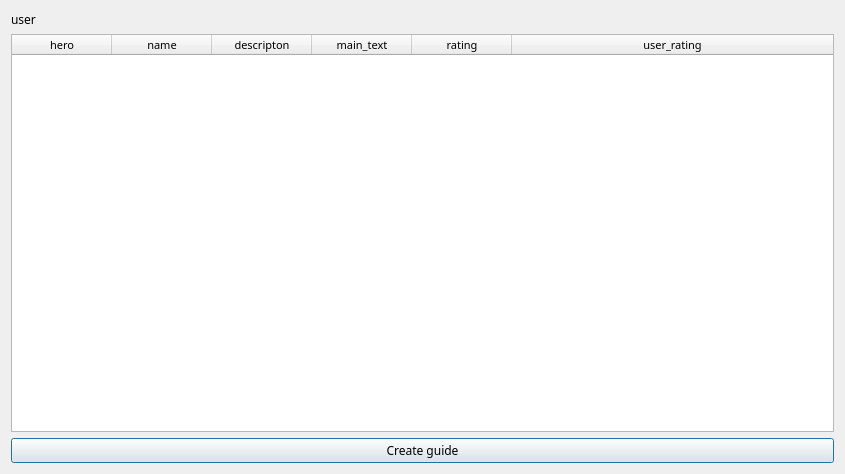
Above: ui/guide.ui from VPirog/DotaDatabase before the change. Below: the same form after it.
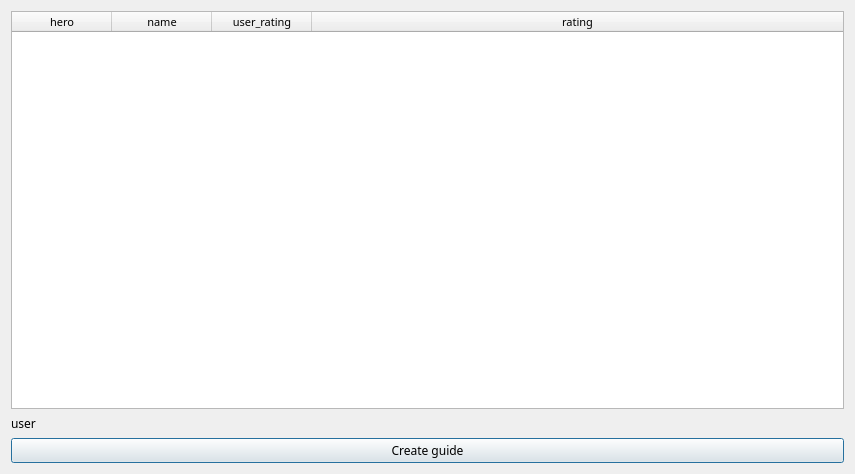
That is the form after the change.

Commit message: guide create window(now working)

```diff
--- a/ui/guide.ui
+++ b/ui/guide.ui
@@ -14,27 +14,12 @@
    <string>Dialog</string>
   </property>
   <layout class="QVBoxLayout" name="verticalLayout">
-   <item>
-    <widget class="QLabel" name="user_name_label">
-     <property name="font">
-      <font>
-       <family>Unbounded</family>
-      </font>
-     </property>
-     <property name="cursor">
-      <cursorShape>ArrowCursor</cursorShape>
-     </property>
-     <property name="text">
-      <string>user</string>
-     </property>
-    </widget>
-   </item>
    <item>
     <widget class="QTableWidget" name="guide_table">
      <property name="minimumSize">
       <size>
-       <width>823</width>
-       <height>389</height>
+       <width>833</width>
+       <height>390</height>
       </size>
      </property>
      <property name="font">
@@ -77,26 +62,31 @@
        <string>name</string>
       </property>
      </column>
-     <column>
-      <property name="text">
-       <string>descripton</string>
-      </property>
-     </column>
-     <column>
-      <property name="text">
-       <string>main_text</string>
-      </property>
-     </column>
-     <column>
-      <property name="text">
-       <string>rating</string>
-      </property>
-     </column>
      <column>
       <property name="text">
        <string>user_rating</string>
       </property>
      </column>
+     <column>
+      <property name="text">
+       <string>rating</string>
+      </property>
+     </column>
+    </widget>
+   </item>
+   <item>
+    <widget class="QLabel" name="user_name_label">
+     <property name="font">
+      <font>
+       <family>Unbounded</family>
+      </font>
+     </property>
+     <property name="cursor">
+      <cursorShape>ArrowCursor</cursorShape>
+     </property>
+     <property name="text">
+      <string>user</string>
+     </property>
     </widget>
    </item>
    <item>
```
The commit also changes 6 other files.
